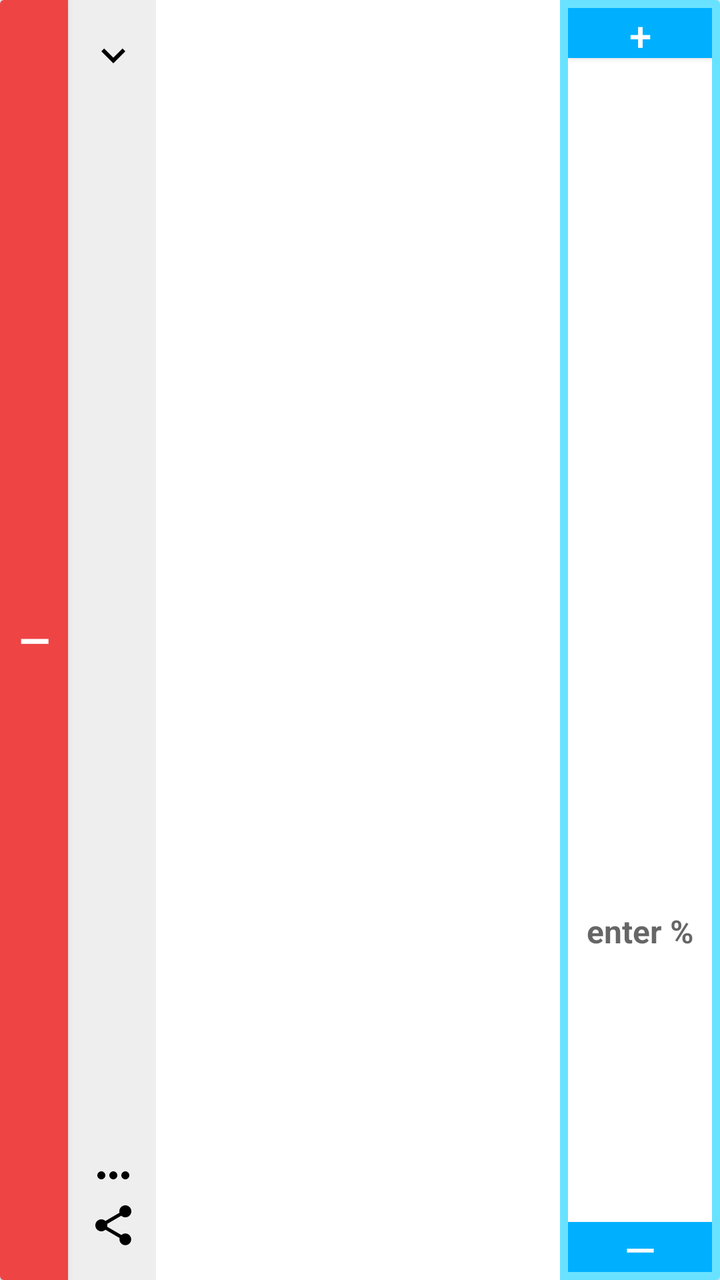
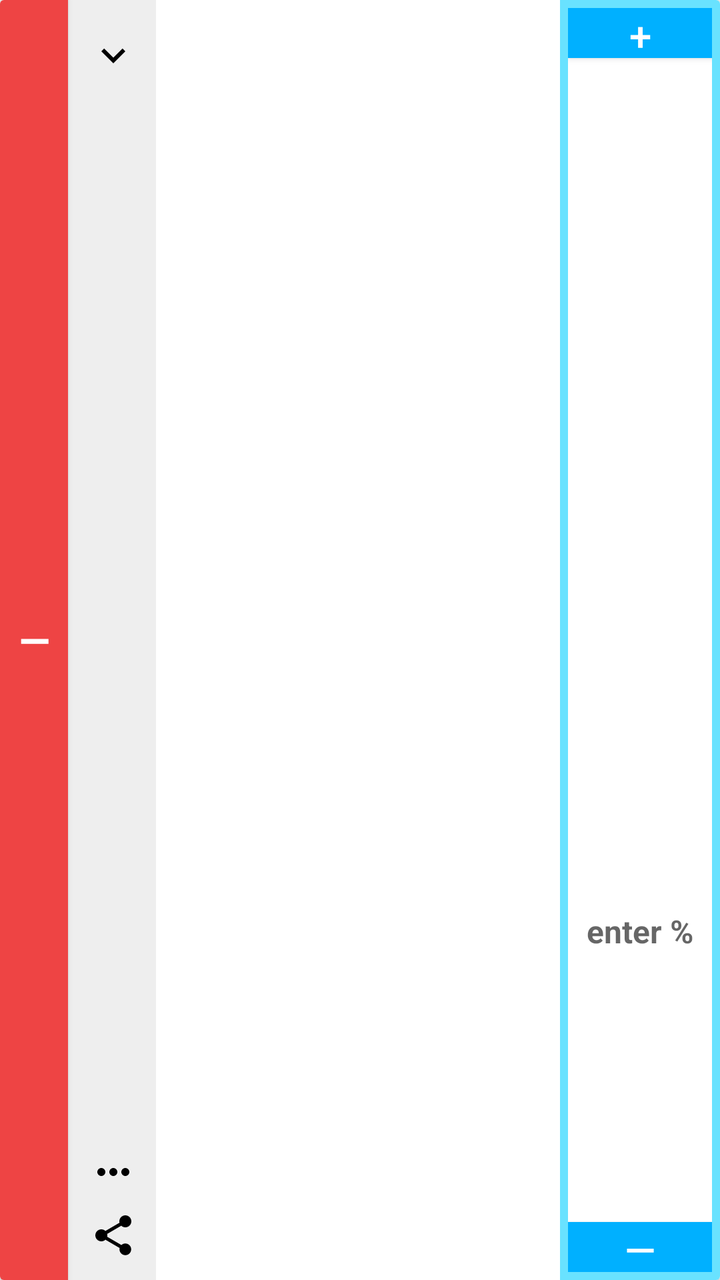

The first picture is an Android layout as it rendered before a commit; the second is the same layout after the commit. The layout source and the unified diff follow.
<!-- AndroidManifest.xml: application theme AppTheme -->
<!-- res/layout/item_donor.xml -->
<?xml version="1.0" encoding="utf-8"?>
<androidx.cardview.widget.CardView
    xmlns:android="http://schemas.android.com/apk/res/android"
    android:id="@+id/donation_item_view"
    android:layout_width="match_parent"
    android:layout_height="150dp"
    android:layout_marginLeft="8dp"
    android:layout_marginRight="8dp"
    android:layout_marginTop="4dp"
    android:layout_marginBottom="4dp"
    android:clickable="true"
    android:focusable="true">

    <LinearLayout
        android:layout_width="match_parent"
        android:layout_height="match_parent"
        android:orientation="horizontal"
        android:baselineAligned="false"
        android:clickable="true"
        android:focusable="true">

        <Button
            android:id="@+id/collection_remove_button"
            android:layout_width="34dp"
            android:layout_height="match_parent"
            android:gravity="center"
            android:textSize="@dimen/text_size_paragraph_title"
            android:background="@color/colorAttention"
            android:textColor="#fff"
            android:textStyle="bold"
            android:text="@string/symbol_decrement_button"/>

        <FrameLayout
            android:layout_width="44dp"
            android:layout_height="match_parent"
            android:paddingTop="15dp"
            android:paddingBottom="15dp"
            android:paddingStart="10dp"
            android:background="@color/colorChalk"
            android:orientation="vertical">

            <ImageButton
                android:id="@+id/inspect_button"
                android:layout_width="25dp"
                android:layout_height="25dp"
                android:layout_gravity="top"
                android:background="@color/colorChalk"
                android:src="@drawable/ic_baseline_expand_more_24px"
                android:contentDescription="@string/description_increment_percentage_text"/>

            <ImageButton
                android:id="@+id/contact_button"
                android:layout_width="25dp"
                android:layout_height="25dp"
                android:layout_marginBottom="25dp"
                android:layout_gravity="bottom"
                android:background="@color/colorChalk"
                android:src="@drawable/ic_baseline_more_horiz_24px"
                android:contentDescription="@string/description_decrement_percentage_text"/>

            <ImageButton
                android:id="@+id/share_button"
                android:layout_width="25dp"
                android:layout_height="25dp"
                android:layout_gravity="bottom"
                android:background="@color/colorChalk"
                android:src="@drawable/ic_menu_share"
                android:contentDescription="@string/description_decrement_percentage_text"/>

        </FrameLayout>

        <include layout="@layout/text_item"
            android:layout_width="0dp"
            android:layout_height="match_parent"
            android:layout_weight="1"
            android:layout_margin="10dp"/>

        <LinearLayout
            android:layout_width="80dp"
            android:layout_height="match_parent"
            android:padding="4dp"
            android:orientation="vertical"
            android:background="@color/colorPrimaryLight"
            android:gravity="end">

            <Button
                android:id="@+id/donation_increment_button"
                android:layout_width="match_parent"
                android:layout_height="25dp"
                android:layout_gravity="top"
                android:gravity="center"
                android:textSize="20sp"
                android:background="@color/colorPrimary"
                android:textColor="#fff"
                android:text="@string/symbol_increment_button"
                android:contentDescription="@string/description_increment_percentage_text"/>

            <TextView
                android:id="@+id/donation_amount_text"
                android:layout_width="match_parent"
                android:layout_height="0dp"
                android:layout_weight="1"
                android:layout_gravity="center"
                android:background="#fff"
                android:textSize="@dimen/text_size_paragraph"
                android:textStyle="bold"
                android:gravity="center"/>

            <EditText
                android:id="@+id/donation_percentage_text"
                android:layout_width="match_parent"
                android:layout_height="0dp"
                android:layout_weight="1"
                android:layout_gravity="center"
                android:background="#fff"
                android:textSize="@dimen/text_size_paragraph"
                android:textStyle="bold"
                android:gravity="center"
                android:inputType="numberDecimal"
                android:imeOptions="actionDone"
                android:hint="enter %"
                android:importantForAutofill="no"/>

            <Button
                android:id="@+id/donation_decrement_button"
                android:layout_width="match_parent"
                android:layout_height="25dp"
                android:layout_gravity="bottom"
                android:gravity="center"
                android:textSize="20sp"
                android:background="@color/colorPrimary"
                android:textColor="#fff"
                android:text="@string/symbol_decrement_button"
                android:contentDescription="@string/description_decrement_percentage_text"/>

        </LinearLayout>

    </LinearLayout>

</androidx.cardview.widget.CardView>
<!-- res/layout/text_item.xml (included above) -->
<?xml version="1.0" encoding="utf-8"?>
<LinearLayout xmlns:android="http://schemas.android.com/apk/res/android"
    android:layout_width="wrap_content"
    android:layout_height="match_parent"
    android:orientation="vertical"
    android:layout_gravity="start|center_vertical">

    <TextView
        android:id="@+id/charity_primary"
        android:layout_width="wrap_content"
        android:layout_height="0dp"
        android:layout_weight=".6"
        android:layout_margin="4dp"
        android:textSize="@dimen/text_size_paragraph_title"
        android:textAppearance="?attr/textAppearanceListItem" />

    <TextView
        android:id="@+id/charity_secondary"
        android:layout_width="wrap_content"
        android:layout_height="0dp"
        android:layout_weight=".2"
        android:layout_margin="4dp"
        android:textAppearance="?attr/textAppearanceListItem" />

    <TextView
        android:id="@+id/charity_tertiary"
        android:layout_width="wrap_content"
        android:layout_height="0dp"
        android:layout_weight=".2"
        android:layout_margin="4dp"
        android:textAppearance="?attr/textAppearanceListItem" />

</LinearLayout>
<!-- resources referenced by this layout -->
<resources>
  <color name="colorAttention">#EE4444</color>
  <color name="colorChalk">#EEE</color>
  <color name="colorPrimary">#00B0FF</color>
  <color name="colorPrimaryLight">#69E2FF</color>
  <dimen name="text_size_paragraph">16sp</dimen>
  <dimen name="text_size_paragraph_title">20sp</dimen>
  <!-- drawable ic_baseline_expand_more_24px (drawable) -->
  <vector xmlns:android="http://schemas.android.com/apk/res/android"
      android:width="24dp"
      android:height="24dp"
      android:viewportWidth="24"
      android:viewportHeight="24">
    <path
        android:fillColor="#FF000000"
        android:pathData="M16.59,8.59L12,13.17 7.41,8.59 6,10l6,6 6,-6z"/>
  </vector>
  <!-- drawable ic_baseline_more_horiz_24px (drawable) -->
  <vector xmlns:android="http://schemas.android.com/apk/res/android"
      android:width="24dp"
      android:height="24dp"
      android:viewportWidth="24"
      android:viewportHeight="24">
    <path
        android:fillColor="#FF000000"
        android:pathData="M6,10c-1.1,0 -2,0.9 -2,2s0.9,2 2,2 2,-0.9 2,-2 -0.9,-2 -2,-2zM18,10c-1.1,0 -2,0.9 -2,2s0.9,2 2,2 2,-0.9 2,-2 -0.9,-2 -2,-2zM12,10c-1.1,0 -2,0.9 -2,2s0.9,2 2,2 2,-0.9 2,-2 -0.9,-2 -2,-2z"/>
  </vector>
  <!-- drawable ic_menu_share (drawable-v21) -->
  <vector xmlns:android="http://schemas.android.com/apk/res/android"
      android:width="24dp"
      android:height="24dp"
      android:viewportHeight="24.0"
      android:viewportWidth="24.0">
      <path
          android:fillColor="#FF000000"
          android:pathData="M18,16.08c-0.76,0 -1.44,0.3 -1.96,0.77L8.91,12.7c0.05,-0.23 0.09,-0.46 0.09,-0.7s-0.04,-0.47 -0.09,-0.7l7.05,-4.11c0.54,0.5 1.25,0.81 2.04,0.81 1.66,0 3,-1.34 3,-3s-1.34,-3 -3,-3 -3,1.34 -3,3c0,0.24 0.04,0.47 0.09,0.7L8.04,9.81C7.5,9.31 6.79,9 6,9c-1.66,0 -3,1.34 -3,3s1.34,3 3,3c0.79,0 1.5,-0.31 2.04,-0.81l7.12,4.16c-0.05,0.21 -0.08,0.43 -0.08,0.65 0,1.61 1.31,2.92 2.92,2.92 1.61,0 2.92,-1.31 2.92,-2.92s-1.31,-2.92 -2.92,-2.92z" />
  </vector>
  <string name="description_decrement_percentage_text">Press this button to decrease the percentage of your total donation amount to be allocated to this charity on each converted smile or stride</string>
  <string name="description_increment_percentage_text">Press this button to increase the percentage of your total donation amount to be allocated to this charity on each converted smile or stride</string>
  <string name="symbol_decrement_button">—</string>
  <string name="symbol_increment_button">+</string>
  <style name="AppTheme" parent="Theme.AppCompat.Light.DarkActionBar">
          <item name="colorPrimary">@color/colorPrimary</item>
          <item name="colorPrimaryDark">@color/colorPrimaryDark</item>
          <item name="colorAccent">@color/colorAccent</item>
          <item name="popupMenuStyle">@style/AppTheme.PopupOverlay</item>
      </style>
  <color name="colorPrimaryDark">#0081CB</color>
  <color name="colorAccent">#FBC02D</color>
  <style name="AppTheme.PopupOverlay" parent="@android:style/Widget.PopupMenu">
          <item name="android:background">@color/colorPrimary</item>
      </style>
</resources>

<!-- the commit's change to res/layout/item_donor.xml (unified diff, before → after) -->
@@ -34,7 +34,7 @@
             android:layout_width="44dp"
             android:layout_height="match_parent"
             android:paddingTop="15dp"
-            android:paddingBottom="15dp"
+            android:paddingBottom="10dp"
             android:paddingStart="10dp"
             android:background="@color/colorChalk"
             android:orientation="vertical">
@@ -51,8 +51,8 @@
             <ImageButton
                 android:id="@+id/contact_button"
                 android:layout_width="25dp"
-                android:layout_height="25dp"
-                android:layout_marginBottom="25dp"
+                android:layout_height="28dp"
+                android:layout_marginBottom="30dp"
                 android:layout_gravity="bottom"
                 android:background="@color/colorChalk"
                 android:src="@drawable/ic_baseline_more_horiz_24px"
